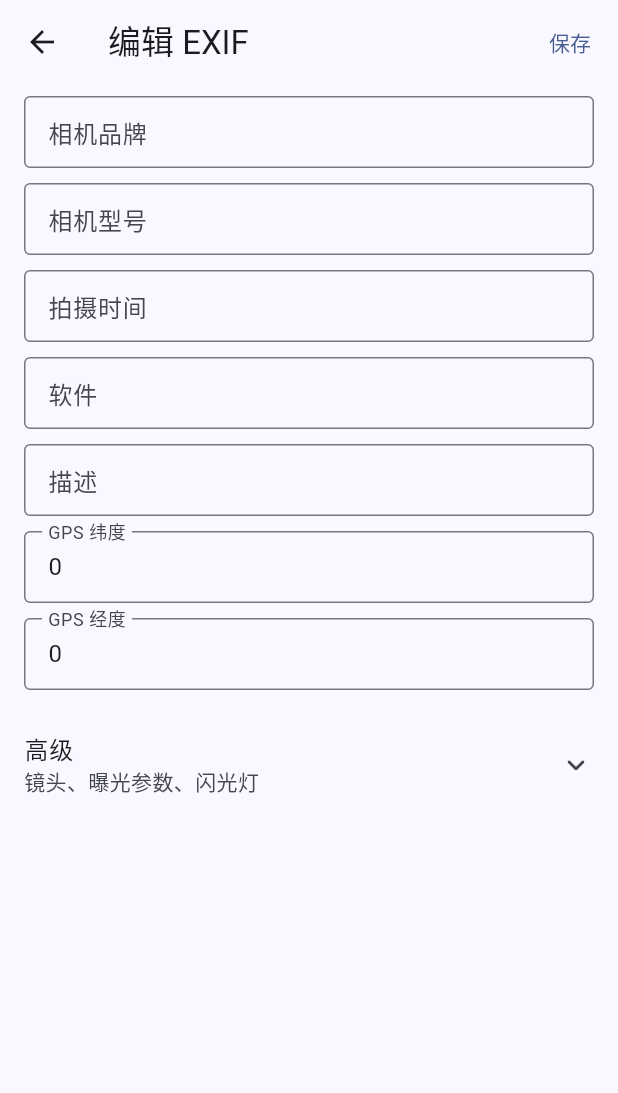
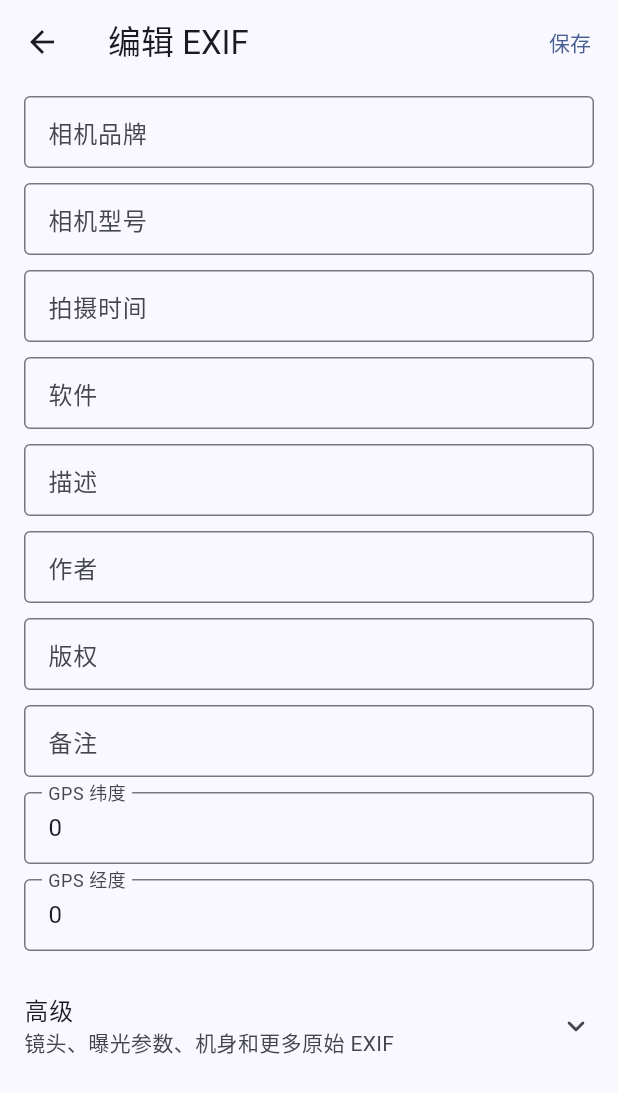
Before and after one commit to shanye-xia/live-manager, a Flutter app: the _ExifEditorPage screen opened directly with empty values, on a phone screen of 412 x 824 dp. Shown: the top 1093 px of the screen. Run offline on Flutter 3.47's test engine with Material 3 defaults, Android fonts, the phone set to English and light mode, and no system bars; our stand-ins replace photo_view, video_player.

Commit message:
恢复EXIF编辑页面并扩展字段支持

```diff
--- a/lib/ui/features/detail/views/detail_screen.dart
+++ b/lib/ui/features/detail/views/detail_screen.dart
@@ -88,8 +88,9 @@ class _DetailScreenState extends State<DetailScreen> {
                 key: ValueKey(item.imageId),
                 item: item,
                 repository: widget.repository,
-                thumbnailPath:
-                    index == widget.initialIndex ? widget.thumbnailPath : null,
+                thumbnailPath: index == widget.initialIndex
+                    ? widget.thumbnailPath
+                    : null,
                 thumbnailFuture: widget.thumbnailLoader(item),
                 uiVisible: _uiVisible,
                 positionText: '${index + 1} / ${_items.length}',
@@ -393,10 +394,12 @@ class _PhotoPageState extends State<_PhotoPage>
       onPointerCancel: _onPointerCancel,
       child: GestureDetector(
         behavior: HitTestBehavior.opaque,
-        onLongPressStart:
-            widget.item.isLive ? (_) => _viewModel.startPlayback() : null,
-        onLongPressEnd:
-            widget.item.isLive ? (_) => _viewModel.stopPlayback() : null,
+        onLongPressStart: widget.item.isLive
+            ? (_) => _viewModel.startPlayback()
+            : null,
+        onLongPressEnd: widget.item.isLive
+            ? (_) => _viewModel.stopPlayback()
+            : null,
         onLongPressCancel: widget.item.isLive ? _viewModel.stopPlayback : null,
         child: Stack(
           fit: StackFit.expand,
@@ -517,7 +520,8 @@ class _PhotoPageState extends State<_PhotoPage>
     // 放大后：photo_view 负责平移图片；滑到图片边界继续外推才翻页。
     if (_edgeMode) {
       _edgeDx += rawDx;
-      final backInside = (_edgeDir < 0 && rawDx > 0 && _edgeDx >= 0) ||
+      final backInside =
+          (_edgeDir < 0 && rawDx > 0 && _edgeDx >= 0) ||
           (_edgeDir > 0 && rawDx < 0 && _edgeDx <= 0);
       if (backInside) {
         if (kDebugMode) {
@@ -632,11 +636,13 @@ class _PhotoPageState extends State<_PhotoPage>
     _flingConsumed = true;
     final range = _hRange;
     final dx = _photoController.position.dx;
-    final nowAtEdge = range <= 0 ||
+    final nowAtEdge =
+        range <= 0 ||
         (velocityX < 0 && dx <= -range + 1.0) ||
         (velocityX > 0 && dx >= range - 1.0);
-    final startAtEdge =
-        velocityX < 0 ? _gestureStartLeftEdge : _gestureStartRightEdge;
+    final startAtEdge = velocityX < 0
+        ? _gestureStartLeftEdge
+        : _gestureStartRightEdge;
     if (startAtEdge && nowAtEdge) {
       if (kDebugMode) {
         debugPrint('[gesture] fling-edge-switch vx=$velocityX');
@@ -678,8 +684,10 @@ class _PhotoPageState extends State<_PhotoPage>
     // ????? t = 2*d/v0??????????????????
     // easeOutQuad ????????????? easeOutCubic ?????
     final speed = velocityX.abs().clamp(600.0, 4500.0).toDouble();
-    final ms =
-        (2 * distance / speed * 1000).round().clamp(150, 1000).toDouble();
+    final ms = (2 * distance / speed * 1000)
+        .round()
+        .clamp(150, 1000)
+        .toDouble();
     _stopInertia();
     _inertiaFrom = dx;
     _inertiaTo = target;
@@ -1243,14 +1251,28 @@ class _ExifEditorPageState extends State<_ExifEditorPage> {
   late final TextEditingController _datetime;
   late final TextEditingController _software;
   late final TextEditingController _description;
+  late final TextEditingController _artist;
+  late final TextEditingController _copyright;
+  late final TextEditingController _userComment;
   late final TextEditingController _latitude;
   late final TextEditingController _longitude;
+  late final TextEditingController _gpsAltitude;
   late final TextEditingController _focalLength;
+  late final TextEditingController _focalLength35mm;
   late final TextEditingController _iso;
   late final TextEditingController _exposureTime;
   late final TextEditingController _aperture;
   late final TextEditingController _exposureBias;
   late final TextEditingController _flash;
+  late final TextEditingController _lensMake;
+  late final TextEditingController _lensModel;
+  late final TextEditingController _bodySerialNumber;
+  late final TextEditingController _cameraOwnerName;
+  late final TextEditingController _orientation;
+  late final TextEditingController _whiteBalance;
+  late final TextEditingController _meteringMode;
+  late final TextEditingController _exposureProgram;
+  late final TextEditingController _digitalZoomRatio;
   bool _showAdvanced = false;
 
   @override
@@ -1263,18 +1285,49 @@ class _ExifEditorPageState extends State<_ExifEditorPage> {
       text: '${exif['datetimeOriginal'] ?? exif['datetime'] ?? ''}',
     );
     _software = TextEditingController(text: '${exif['software'] ?? ''}');
-    _description =
-        TextEditingController(text: '${exif['imageDescription'] ?? ''}');
+    _description = TextEditingController(
+      text: '${exif['imageDescription'] ?? ''}',
+    );
+    _artist = TextEditingController(text: '${exif['artist'] ?? ''}');
+    _copyright = TextEditingController(text: '${exif['copyright'] ?? ''}');
+    _userComment = TextEditingController(text: '${exif['userComment'] ?? ''}');
     _latitude = TextEditingController(text: '${exif['latitude'] ?? ''}');
     _longitude = TextEditingController(text: '${exif['longitude'] ?? ''}');
+    _gpsAltitude = TextEditingController(text: '${exif['gpsAltitude'] ?? ''}');
     _focalLength = TextEditingController(text: '${exif['focalLength'] ?? ''}');
+    _focalLength35mm = TextEditingController(
+      text: '${exif['focalLength35mm'] ?? ''}',
+    );
     _iso = TextEditingController(text: '${exif['iso'] ?? ''}');
-    _exposureTime =
-        TextEditingController(text: '${exif['exposureTime'] ?? ''}');
+    _exposureTime = TextEditingController(
+      text: '${exif['exposureTime'] ?? ''}',
+    );
     _aperture = TextEditingController(text: '${exif['aperture'] ?? ''}');
-    _exposureBias =
-        TextEditingController(text: '${exif['exposureBias'] ?? ''}');
+    _exposureBias = TextEditingController(
+      text: '${exif['exposureBias'] ?? ''}',
+    );
     _flash = TextEditingController(text: '${exif['flash'] ?? ''}');
+    _lensMake = TextEditingController(text: '${exif['lensMake'] ?? ''}');
+    _lensModel = TextEditingController(text: '${exif['lensModel'] ?? ''}');
+    _bodySerialNumber = TextEditingController(
+      text: '${exif['bodySerialNumber'] ?? ''}',
+    );
+    _cameraOwnerName = TextEditingController(
+      text: '${exif['cameraOwnerName'] ?? ''}',
+    );
+    _orientation = TextEditingController(text: '${exif['orientation'] ?? ''}');
+    _whiteBalance = TextEditingController(
+      text: '${exif['whiteBalance'] ?? ''}',
+    );
+    _meteringMode = TextEditingController(
+      text: '${exif['meteringMode'] ?? ''}',
+    );
+    _exposureProgram = TextEditingController(
+      text: '${exif['exposureProgram'] ?? ''}',
+    );
+    _digitalZoomRatio = TextEditingController(
+      text: '${exif['digitalZoomRatio'] ?? ''}',
+    );
   }
 
   @override
@@ -1284,14 +1337,28 @@ class _ExifEditorPageState extends State<_ExifEditorPage> {
     _datetime.dispose();
     _software.dispose();
     _description.dispose();
+    _artist.dispose();
+    _copyright.dispose();
+    _userComment.dispose();
     _latitude.dispose();
     _longitude.dispose();
+    _gpsAltitude.dispose();
     _focalLength.dispose();
+    _focalLength35mm.dispose();
     _iso.dispose();
     _exposureTime.dispose();
     _aperture.dispose();
     _exposureBias.dispose();
     _flash.dispose();
+    _lensMake.dispose();
+    _lensModel.dispose();
+    _bodySerialNumber.dispose();
+    _cameraOwnerName.dispose();
+    _orientation.dispose();
+    _whiteBalance.dispose();
+    _meteringMode.dispose();
+    _exposureProgram.dispose();
+    _digitalZoomRatio.dispose();
     super.dispose();
   }
 
@@ -1302,15 +1369,29 @@ class _ExifEditorPageState extends State<_ExifEditorPage> {
       'datetime': _datetime.text.trim(),
       'software': _software.text.trim(),
       'imageDescription': _description.text.trim(),
+      'artist': _artist.text.trim(),
+      'copyright': _copyright.text.trim(),
+      'userComment': _userComment.text.trim(),
       'latitude': _latitude.text.trim(),
       'longitude': _longitude.text.trim(),
       if (_showAdvanced) ...{
+        'gpsAltitude': _gpsAltitude.text.trim(),
         'focalLength': _focalLength.text.trim(),
+        'focalLength35mm': _focalLength35mm.text.trim(),
         'iso': _iso.text.trim(),
         'exposureTime': _exposureTime.text.trim(),
         'aperture': _aperture.text.trim(),
         'exposureBias': _exposureBias.text.trim(),
         'flash': _flash.text.trim(),
+        'lensMake': _lensMake.text.trim(),
+        'lensModel': _lensModel.text.trim(),
+        'bodySerialNumber': _bodySerialNumber.text.trim(),
+        'cameraOwnerName': _cameraOwnerName.text.trim(),
+        'orientation': _orientation.text.trim(),
+        'whiteBalance': _whiteBalance.text.trim(),
+        'meteringMode': _meteringMode.text.trim(),
+        'exposureProgram': _exposureProgram.text.trim(),
+        'digitalZoomRatio': _digitalZoomRatio.text.trim(),
       },
     });
   }
@@ -1321,15 +1402,10 @@ class _ExifEditorPageState extends State<_ExifEditorPage> {
       resizeToAvoidBottomInset: true,
       appBar: AppBar(
         title: const Text('编辑 EXIF'),
-        actions: [
-          TextButton(
-            onPressed: _save,
-            child: const Text('保存'),
-          ),
-        ],
+        actions: [TextButton(onPressed: _save, child: const Text('保存'))],
       ),
       body: ListView(
-        keyboardDismissBehavior: ScrollViewKeyboardDismissBehavior.onDrag,
+        keyboardDismissBehavior: ScrollViewKeyboardDismissBehavior.manual,
         padding: const EdgeInsets.fromLTRB(16, 8, 16, 24),
         children: [
           _ExifTextField(controller: _make, label: '相机品牌'),
@@ -1341,13 +1417,16 @@ class _ExifEditorPageState extends State<_ExifEditorPage> {
           ),
           _ExifTextField(controller: _software, label: '软件'),
           _ExifTextField(controller: _description, label: '描述'),
+          _ExifTextField(controller: _artist, label: '作者'),
+          _ExifTextField(controller: _copyright, label: '版权'),
+          _ExifTextField(controller: _userComment, label: '备注'),
           _ExifTextField(controller: _latitude, label: 'GPS 纬度'),
           _ExifTextField(controller: _longitude, label: 'GPS 经度'),
           const SizedBox(height: 4),
           ListTile(
             contentPadding: EdgeInsets.zero,
             title: const Text('高级'),
-            subtitle: const Text('镜头、曝光参数、闪光灯'),
+            subtitle: const Text('镜头、曝光参数、机身和更多原始 EXIF'),
             trailing: Icon(
               _showAdvanced
                   ? Icons.expand_less_rounded
@@ -1356,12 +1435,23 @@ class _ExifEditorPageState extends State<_ExifEditorPage> {
             onTap: () => setState(() => _showAdvanced = !_showAdvanced),
           ),
           if (_showAdvanced) ...[
+            _ExifTextField(controller: _gpsAltitude, label: 'GPS 海拔'),
             _ExifTextField(controller: _focalLength, label: '焦距'),
+            _ExifTextField(controller: _focalLength35mm, label: '35mm 等效焦距'),
             _ExifTextField(controller: _iso, label: 'ISO'),
             _ExifTextField(controller: _exposureTime, label: '快门时间'),
             _ExifTextField(controller: _aperture, label: '光圈'),
             _ExifTextField(controller: _exposureBias, label: '曝光补偿'),
             _ExifTextField(controller: _flash, label: '闪光灯'),
+            _ExifTextField(controller: _lensMake, label: '镜头品牌'),
+            _ExifTextField(controller: _lensModel, label: '镜头型号'),
+            _ExifTextField(controller: _bodySerialNumber, label: '机身序列号'),
+            _ExifTextField(controller: _cameraOwnerName, label: '相机所有者'),
+            _ExifTextField(controller: _orientation, label: '方向'),
+            _ExifTextField(controller: _whiteBalance, label: '白平衡'),
+            _ExifTextField(controller: _meteringMode, label: '测光模式'),
+            _ExifTextField(controller: _exposureProgram, label: '曝光程序'),
+            _ExifTextField(controller: _digitalZoomRatio, label: '数码变焦'),
           ],
         ],
       ),
@@ -1655,8 +1745,8 @@ class _InfoSheet extends StatelessWidget {
                             expanded: label == 'GPS' && showGpsNumbers,
                             onToggle: label == 'GPS' && gpsNumbers != null
                                 ? () => setSheetState(
-                                      () => showGpsNumbers = !showGpsNumbers,
-                                    )
+                                    () => showGpsNumbers = !showGpsNumbers,
+                                  )
                                 : null,
                           ),
                       ],
@@ -1690,9 +1780,7 @@ class _InfoSheet extends StatelessWidget {
       messenger.showSnackBar(SnackBar(content: Text(message)));
     } catch (_) {
       if (!context.mounted) return;
-      messenger.showSnackBar(
-        const SnackBar(content: Text('无法打开文件管理器')),
-      );
+      messenger.showSnackBar(const SnackBar(content: Text('无法打开文件管理器')));
     }
   }
 
@@ -1734,10 +1822,7 @@ class _InfoRow extends StatelessWidget {
         children: [
           SizedBox(
             width: 76,
-            child: Text(
-              label,
-              style: const TextStyle(color: Colors.white38),
-            ),
+            child: Text(label, style: const TextStyle(color: Colors.white38)),
           ),
           Expanded(
             child: Column(
@@ -1749,7 +1834,9 @@ class _InfoRow extends StatelessWidget {
                   child: Text(
                     value,
                     style: TextStyle(
-                      color: onTap == null ? Colors.white : Colors.lightBlueAccent,
+                      color: onTap == null
+                          ? Colors.white
+                          : Colors.lightBlueAccent,
                     ),
                   ),
                 ),
```
Also changed, not shown: 1 other file.
